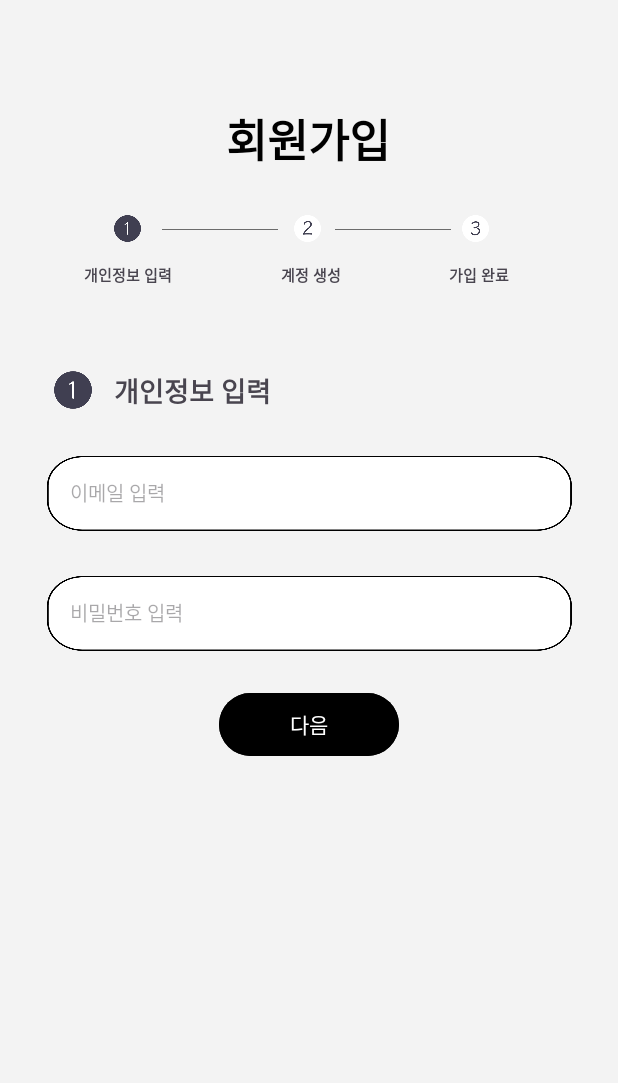
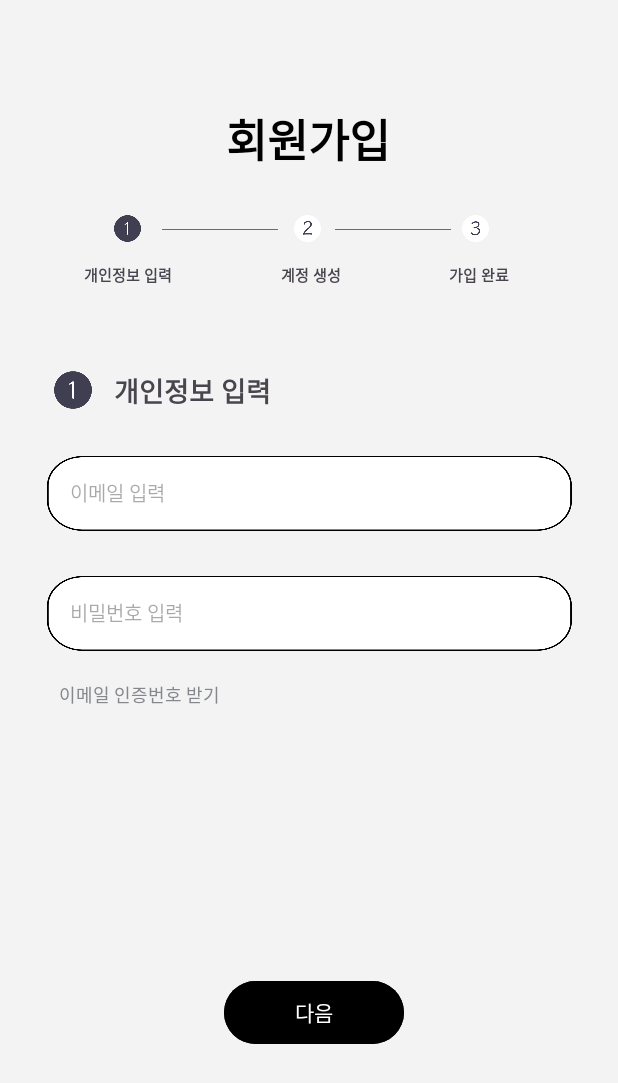
Before and after one commit to SMUMC-7th/Team-B-FE, an Android app: the layout fragment_register_step1.xml on its own in the app's theme, with its tools: preview values and no code run, on a phone screen of 412 x 824 dp. Shown: the top 1083 px of the screen. Run offline under Robolectric (Android 15) with nearby library versions, the phone set to English and light mode, and no system bars.

Commit message:
update registerstep2

```diff
--- a/app/src/main/java/com/example/umc_wireframe/presentation/my/NicknameChangeFragment.kt
+++ b/app/src/main/java/com/example/umc_wireframe/presentation/my/NicknameChangeFragment.kt
@@ -29,7 +29,9 @@ class NicknameChangeFragment : Fragment() {
 
     override fun onViewCreated(view: View, savedInstanceState: Bundle?) {
         super.onViewCreated(view, savedInstanceState)
-
+        binding.backButton.setOnClickListener {
+            findNavController().popBackStack() // 이전 화면으로 돌아감
+        }
         nicknameEditText = binding.nicknameEditText
         btnCompleteChange = binding.btnCompleteChange
 
--- a/app/src/main/res/layout/fragment_nickname_change.xml
+++ b/app/src/main/res/layout/fragment_nickname_change.xml
@@ -9,7 +9,7 @@
     <ImageView
         android:layout_width="wrap_content"
         android:layout_height="wrap_content"
-        android:id="@+id/left_arrow"
+        android:id="@+id/backButton"
         android:src="@drawable/left_arrow"
         android:layout_marginTop="50dp"
         android:layout_marginStart="10dp"
@@ -25,7 +25,7 @@
         android:textStyle="bold"
         android:layout_marginTop="50dp"
         app:layout_constraintTop_toTopOf="parent"
-        app:layout_constraintStart_toStartOf="@id/left_arrow"
+        app:layout_constraintStart_toStartOf="@id/backButton"
         app:layout_constraintEnd_toEndOf="parent"/>
 
 
--- a/app/src/main/res/layout/fragment_register_step1.xml
+++ b/app/src/main/res/layout/fragment_register_step1.xml
@@ -1,6 +1,7 @@
 <?xml version="1.0" encoding="utf-8"?>
 <androidx.constraintlayout.widget.ConstraintLayout xmlns:android="http://schemas.android.com/apk/res/android"
     xmlns:app="http://schemas.android.com/apk/res-auto"
+    xmlns:tools="http://schemas.android.com/tools"
     android:layout_width="match_parent"
     android:layout_height="match_parent"
     android:background="#f3f3f3">
@@ -169,17 +170,43 @@
         app:layout_constraintStart_toStartOf="parent"
         app:layout_constraintTop_toBottomOf="@id/emailError" />
 
+    <TextView
+        android:id="@+id/tv_get_verification_number"
+        android:layout_width="wrap_content"
+        android:layout_height="wrap_content"
+        android:layout_marginStart="8dp"
+        android:layout_marginTop="20dp"
+        android:text="이메일 인증번호 받기"
+        android:textColor="@color/gray"
+        android:textSize="12dp"
+        app:layout_constraintStart_toStartOf="@id/passwordInput"
+        app:layout_constraintTop_toBottomOf="@id/passwordInput" />
+
+    <EditText
+        android:id="@+id/get_verification_code"
+        android:layout_width="350dp"
+        android:layout_height="50dp"
+        android:layout_marginTop="30dp"
+        android:background="@drawable/ic_rounded_edit_text"
+        android:hint="인증번호 입력"
+        android:padding="15dp"
+        android:textSize="13sp"
+        app:layout_constraintStart_toStartOf="@id/passwordInput"
+        app:layout_constraintTop_toBottomOf="@id/tv_get_verification_number"
+        android:visibility="gone" />
+
+
     <Button
         android:id="@+id/loginButton"
         android:layout_width="120dp"
         android:layout_height="50dp"
-        android:layout_marginTop="24dp"
+        android:layout_marginTop="650dp"
+        android:backgroundTint="@color/black"
         android:text="다음"
         app:layout_constraintEnd_toEndOf="parent"
+        app:layout_constraintHorizontal_bias="0.512"
         app:layout_constraintStart_toStartOf="parent"
-        app:layout_constraintTop_toBottomOf="@id/passwordInput"
-        app:layout_constraintVertical_bias="0.5"
-        android:backgroundTint="@color/black"/>
+        app:layout_constraintTop_toTopOf="parent" />
 
 
 </androidx.constraintlayout.widget.ConstraintLayout>
--- a/app/src/main/res/layout/fragment_register_step2.xml
+++ b/app/src/main/res/layout/fragment_register_step2.xml
@@ -204,11 +204,11 @@
         android:id="@+id/loginButton"
         android:layout_width="120dp"
         android:layout_height="50dp"
-        android:layout_marginTop="24dp"
+        android:layout_marginTop="650dp"
         android:text="다음"
         app:layout_constraintEnd_toEndOf="parent"
         app:layout_constraintStart_toStartOf="parent"
-        app:layout_constraintTop_toBottomOf="@id/femaleRadioButton"
+        app:layout_constraintTop_toTopOf="parent"
         app:layout_constraintVertical_bias="0.5"
         android:backgroundTint="@color/black"/>
 
--- a/app/src/main/res/layout/fragment_register_step3.xml
+++ b/app/src/main/res/layout/fragment_register_step3.xml
@@ -204,11 +204,11 @@
         android:id="@+id/loginButton"
         android:layout_width="120dp"
         android:layout_height="50dp"
-        android:layout_marginTop="20dp"
+        android:layout_marginTop="650dp"
         android:text="로그인"
         app:layout_constraintEnd_toEndOf="parent"
         app:layout_constraintStart_toStartOf="parent"
-        app:layout_constraintTop_toBottomOf="@id/tv_mention"
+        app:layout_constraintTop_toTopOf="parent"
         app:layout_constraintVertical_bias="0.5"
         android:backgroundTint="@color/black"/>
 
--- a/app/src/main/res/values/colors.xml
+++ b/app/src/main/res/values/colors.xml
@@ -3,7 +3,7 @@
     <color name="black">#FF000000</color>
     <color name="white">#FFFFFFFF</color>
     <color name="dark_gray">#929292</color>
-    <color name="gray">#DFDFDF</color>
+    <color name="gray">#86878C</color>
     <color name="tag_text_color">#FBD9BA</color>
     <color name="dark_orange">#EF6D1D</color>
 
```
Also changed, not shown: app/src/main/java/com/example/umc_wireframe/presentation/MainActivity.kt (+27 -17 lines), app/src/main/java/com/example/umc_wireframe/presentation/register/RegisterStep1Fragment.kt (+25 -18 lines), app/src/main/res/layout/fragment_my.xml (+0 -20 lines).
